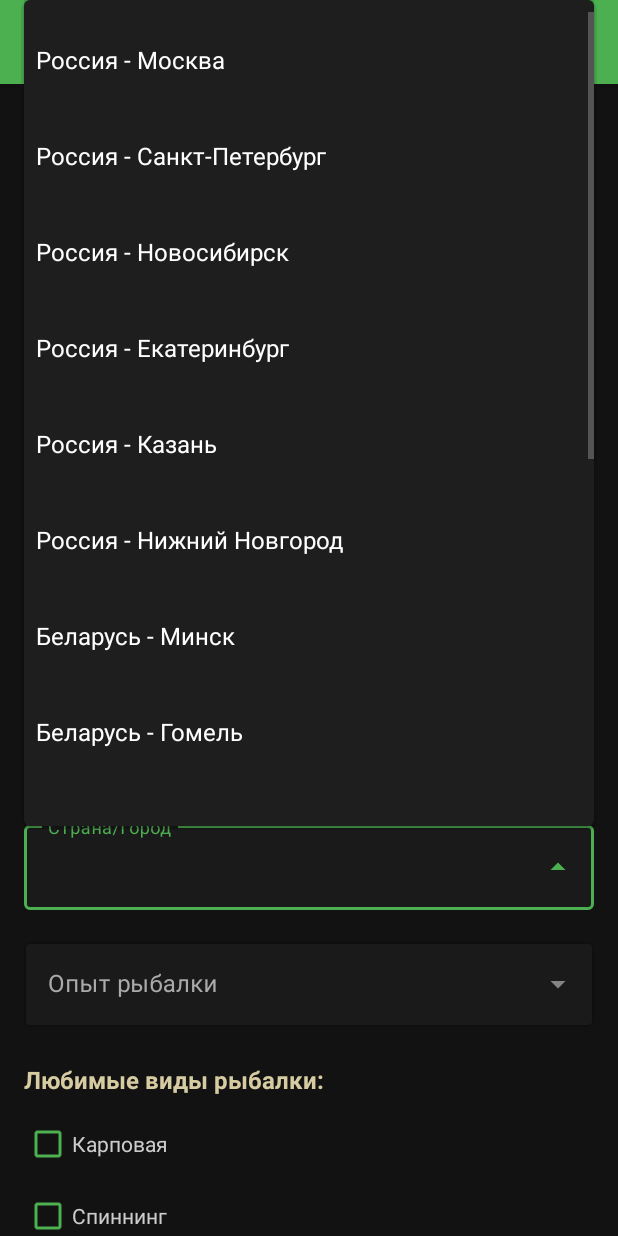
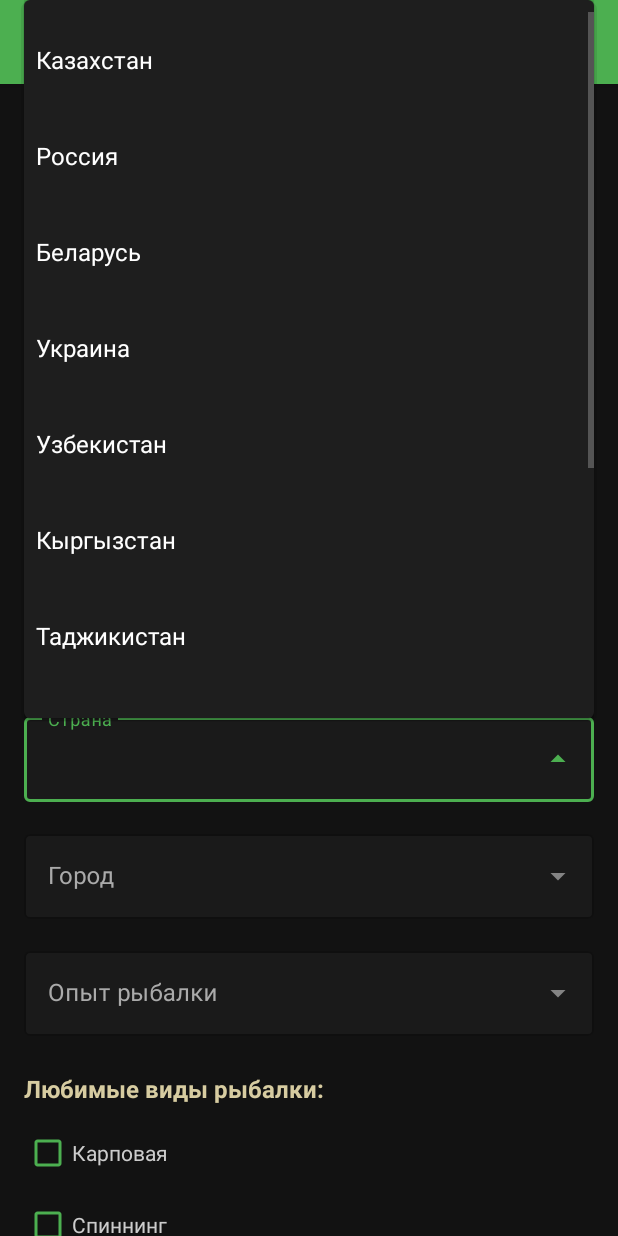
Before and after one commit to VyacheslavQA/Drift_Notes, an Android app built with Jetpack Compose: the ProfileActivity screen opened directly, with no data from a screen before it, after a tap on an icon or button, on a phone screen of 412 x 824 dp. Run offline under Robolectric (Android 15) with nearby library versions, the phone set to English and light mode, and no system bars; our stand-ins replace Firebase (no records; nobody signed in at launch, a user with empty details on screens opened directly); pictures from the network do not load; 1 other tap on this screen came first.

Commit message:
личный кабинет наполнение

```diff
--- a/app/src/main/java/com/example/driftnotes/profile/ProfileActivity.kt
+++ b/app/src/main/java/com/example/driftnotes/profile/ProfileActivity.kt
@@ -39,13 +39,34 @@ class ProfileActivity : AppCompatActivity() {
     private var selectedAvatarUri: Uri? = null
     private var currentPhotoUri: Uri? = null
 
-    // Список стран/городов для выпадающего списка
-    private val countriesAndCities = listOf(
-        "Россия - Москва", "Россия - Санкт-Петербург", "Россия - Новосибирск",
-        "Россия - Екатеринбург", "Россия - Казань", "Россия - Нижний Новгород",
-        "Беларусь - Минск", "Беларусь - Гомель", "Беларусь - Витебск",
-        "Украина - Киев", "Украина - Харьков", "Украина - Одесса",
-        "Казахстан - Алматы", "Казахстан - Нур-Султан", "Узбекистан - Ташкент"
+    // Список стран для выпадающего списка
+    private val countries = listOf(
+        "Казахстан",
+        "Россия",
+        "Беларусь",
+        "Украина",
+        "Узбекистан",
+        "Кыргызстан",
+        "Таджикистан",
+        "Туркменистан",
+        "Азербайджан",
+        "Армения",
+        "Грузия"
+    )
+
+    // Города Казахстана для выпадающего списка
+    private val kazakhstanCities = listOf(
+        "Алматы", "Нур-Султан (Астана)", "Шымкент", "Караганда", "Актобе", "Тараз",
+        "Павлодар", "Усть-Каменогорск", "Семей", "Атырау", "Костанай", "Кызылорда",
+        "Уральск", "Петропавловск", "Актау", "Темиртау", "Кокшетау", "Туркестан",
+        "Экибастуз", "Рудный", "Жанаозен", "Жезказган", "Балхаш", "Талдыкорган",
+        "Аксу", "Сатпаев", "Атбасар", "Байконур", "Риддер", "Сарань", "Аркалык",
+        "Степногорск", "Капшагай", "Жаркент", "Каскелен", "Талгар", "Щучинск",
+        "Кентау", "Каратау", "Аральск", "Шардара", "Есик", "Житикара", "Акколь",
+        "Ленгер", "Шахтинск", "Хромтау", "Алга", "Булаево", "Державинск", "Ерейментау",
+        "Жанатас", "Зайсан", "Зыряновск", "Каражал", "Кандыагаш", "Макинск",
+        "Приозерск", "Сергеевка", "Текели", "Темир", "Форт-Шевченко", "Шалкар", "Шар",
+        "Шемонаиха", "Шу", "Алтай"
     )
 
     // Список уровней опыта
@@ -105,13 +126,41 @@ class ProfileActivity : AppCompatActivity() {
     }
 
     private fun setupDropdowns() {
-        // Настройка выпадающего списка стран/городов
-        val countryCityAdapter = ArrayAdapter(this, android.R.layout.simple_dropdown_item_1line, countriesAndCities)
-        (binding.dropdownCountryCity as? AutoCompleteTextView)?.setAdapter(countryCityAdapter)
+        // Настройка выпадающего списка стран
+        val countriesAdapter = ArrayAdapter(this, android.R.layout.simple_dropdown_item_1line, countries)
+        val countryView = binding.dropdownCountry as? AutoCompleteTextView
+        countryView?.setAdapter(countriesAdapter)
+
+        // Настройка выпадающего списка городов
+        val citiesAdapter = ArrayAdapter(this, android.R.layout.simple_dropdown_item_1line, kazakhstanCities)
+        val cityView = binding.dropdownCity as? AutoCompleteTextView
+        cityView?.setAdapter(citiesAdapter)
+
+        // Обработчик изменения страны для изменения списка городов
+        countryView?.setOnItemClickListener { _, _, position, _ ->
+            val selectedCountry = countries[position]
+
+            // В этой версии приложения у нас есть только города Казахстана
+            // Если в будущем добавим города других стран, можно расширить эту логику
+            val cityAdapter = if (selectedCountry == "Казахстан") {
+                ArrayAdapter(this, android.R.layout.simple_dropdown_item_1line, kazakhstanCities)
+            } else {
+                // Для других стран пока пустой список
+                ArrayAdapter(this, android.R.layout.simple_dropdown_item_1line, emptyList<String>())
+                // Также можно показать сообщение
+                Toast.makeText(this, "Города пока доступны только для Казахстана", Toast.LENGTH_SHORT).show()
+            }
+
+            val cityAutoComplete = binding.dropdownCity as? AutoCompleteTextView
+            cityAutoComplete?.setAdapter(cityAdapter)
+            // Сбрасываем выбранный город
+            cityAutoComplete?.setText("", false)
+        }
 
         // Настройка выпадающего списка опыта
         val experienceAdapter = ArrayAdapter(this, android.R.layout.simple_dropdown_item_1line, experienceLevels)
-        (binding.dropdownExperience as? AutoCompleteTextView)?.setAdapter(experienceAdapter)
+        val experienceView = binding.dropdownExperience as? AutoCompleteTextView
+        experienceView?.setAdapter(experienceAdapter)
     }
 
     private fun loadUserData() {
@@ -136,12 +185,13 @@ class ProfileActivity : AppCompatActivity() {
                 .get()
                 .addOnSuccessListener { document ->
                     if (document.exists()) {
-                        // Загрузка региона
-                        binding.editTextRegion.setText(document.getString("region") ?: "")
+                        // Загрузка страны
+                        val country = document.getString("country") ?: ""
+                        binding.dropdownCountry.setText(country, false)
 
-                        // Загрузка выбранной страны/города
-                        val countryCity = document.getString("countryCity") ?: ""
-                        binding.dropdownCountryCity.setText(countryCity, false)
+                        // Загрузка города
+                        val city = document.getString("city") ?: ""
+                        binding.dropdownCity.setText(city, false)
 
                         // Загрузка уровня опыта
                         val experience = document.getString("experience") ?: ""
@@ -332,8 +382,8 @@ class ProfileActivity : AppCompatActivity() {
         val userData = hashMapOf(
             "username" to binding.editTextUsername.text.toString().trim(),
             "email" to binding.editTextEmail.text.toString().trim(),
-            "region" to binding.editTextRegion.text.toString().trim(),
-            "countryCity" to binding.dropdownCountryCity.text.toString(),
+            "country" to binding.dropdownCountry.text.toString(),
+            "city" to binding.dropdownCity.text.toString(),
             "experience" to binding.dropdownExperience.text.toString(),
             "fishingTypes" to selectedFishingTypes
         )
--- a/app/src/main/res/layout/activity_profile.xml
+++ b/app/src/main/res/layout/activity_profile.xml
@@ -109,32 +109,9 @@
                     android:inputType="textEmailAddress" />
             </com.google.android.material.textfield.TextInputLayout>
 
-            <!-- Регион -->
+            <!-- Страна (выпадающий список) -->
             <com.google.android.material.textfield.TextInputLayout
-                android:id="@+id/layoutRegion"
-                android:layout_width="0dp"
-                android:layout_height="wrap_content"
-                android:layout_marginTop="16dp"
-                app:boxBackgroundColor="#1A1A1A"
-                app:boxStrokeColor="#4CAF50"
-                android:textColorHint="#AAAAAA"
-                app:hintTextColor="#4CAF50"
-                app:layout_constraintEnd_toEndOf="parent"
-                app:layout_constraintStart_toStartOf="parent"
-                app:layout_constraintTop_toBottomOf="@+id/layoutEmail">
-
-                <com.google.android.material.textfield.TextInputEditText
-                    android:id="@+id/editTextRegion"
-                    android:layout_width="match_parent"
-                    android:layout_height="wrap_content"
-                    android:hint="Регион"
-                    android:textColor="#FFFFFF"
-                    android:inputType="text" />
-            </com.google.android.material.textfield.TextInputLayout>
-
-            <!-- Страна/город выпадающее меню -->
-            <com.google.android.material.textfield.TextInputLayout
-                android:id="@+id/layoutCountryCity"
+                android:id="@+id/layoutCountry"
                 android:layout_width="0dp"
                 android:layout_height="wrap_content"
                 android:layout_marginTop="16dp"
@@ -145,13 +122,37 @@
                 app:hintTextColor="#4CAF50"
                 app:layout_constraintEnd_toEndOf="parent"
                 app:layout_constraintStart_toStartOf="parent"
-                app:layout_constraintTop_toBottomOf="@+id/layoutRegion">
+                app:layout_constraintTop_toBottomOf="@+id/layoutEmail">
 
                 <AutoCompleteTextView
-                    android:id="@+id/dropdownCountryCity"
+                    android:id="@+id/dropdownCountry"
                     android:layout_width="match_parent"
                     android:layout_height="wrap_content"
-                    android:hint="Страна/Город"
+                    android:hint="Страна"
+                    android:textColor="#FFFFFF"
+                    android:inputType="none" />
+            </com.google.android.material.textfield.TextInputLayout>
+
+            <!-- Город (выпадающий список) -->
+            <com.google.android.material.textfield.TextInputLayout
+                android:id="@+id/layoutCity"
+                android:layout_width="0dp"
+                android:layout_height="wrap_content"
+                android:layout_marginTop="16dp"
+                style="@style/Widget.MaterialComponents.TextInputLayout.OutlinedBox.ExposedDropdownMenu"
+                app:boxBackgroundColor="#1A1A1A"
+                app:boxStrokeColor="#4CAF50"
+                android:textColorHint="#AAAAAA"
+                app:hintTextColor="#4CAF50"
+                app:layout_constraintEnd_toEndOf="parent"
+                app:layout_constraintStart_toStartOf="parent"
+                app:layout_constraintTop_toBottomOf="@+id/layoutCountry">
+
+                <AutoCompleteTextView
+                    android:id="@+id/dropdownCity"
+                    android:layout_width="match_parent"
+                    android:layout_height="wrap_content"
+                    android:hint="Город"
                     android:textColor="#FFFFFF"
                     android:inputType="none" />
             </com.google.android.material.textfield.TextInputLayout>
@@ -169,7 +170,7 @@
                 app:hintTextColor="#4CAF50"
                 app:layout_constraintEnd_toEndOf="parent"
                 app:layout_constraintStart_toStartOf="parent"
-                app:layout_constraintTop_toBottomOf="@+id/layoutCountryCity">
+                app:layout_constraintTop_toBottomOf="@+id/layoutCity">
 
                 <AutoCompleteTextView
                     android:id="@+id/dropdownExperience"
@@ -204,7 +205,6 @@
                 app:layout_constraintEnd_toEndOf="parent"
                 app:layout_constraintStart_toStartOf="parent"
                 app:layout_constraintTop_toBottomOf="@+id/textViewFishingTypesTitle">
-
                 <CheckBox
                     android:id="@+id/checkboxCarp"
                     android:layout_width="match_parent"
```
